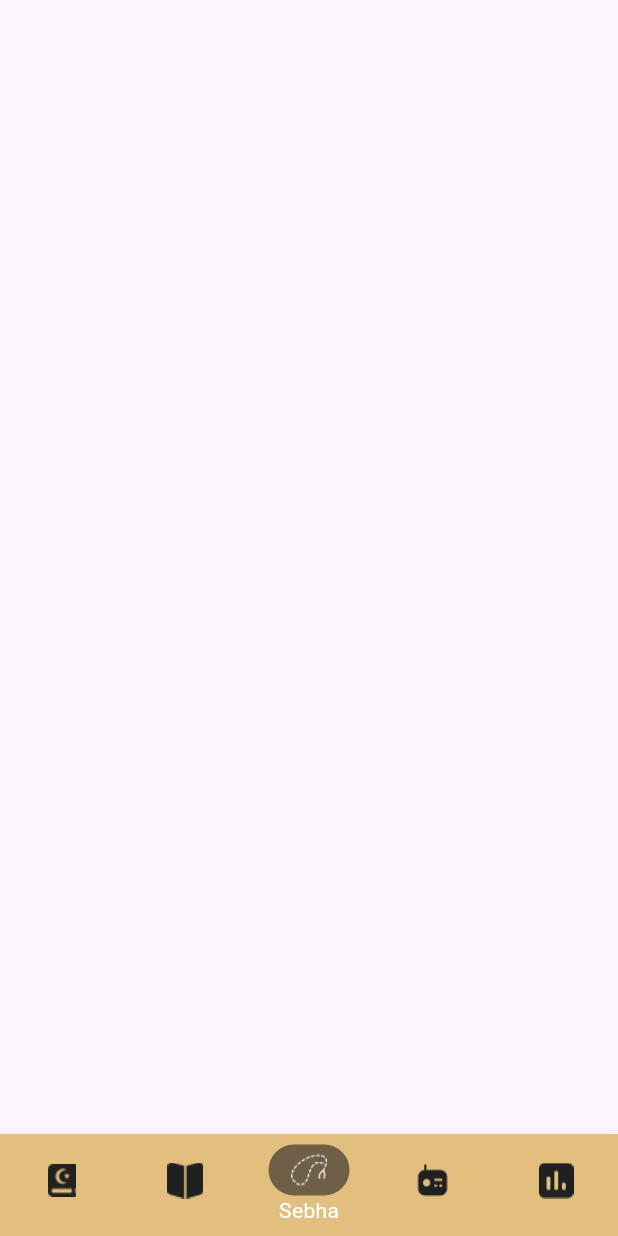
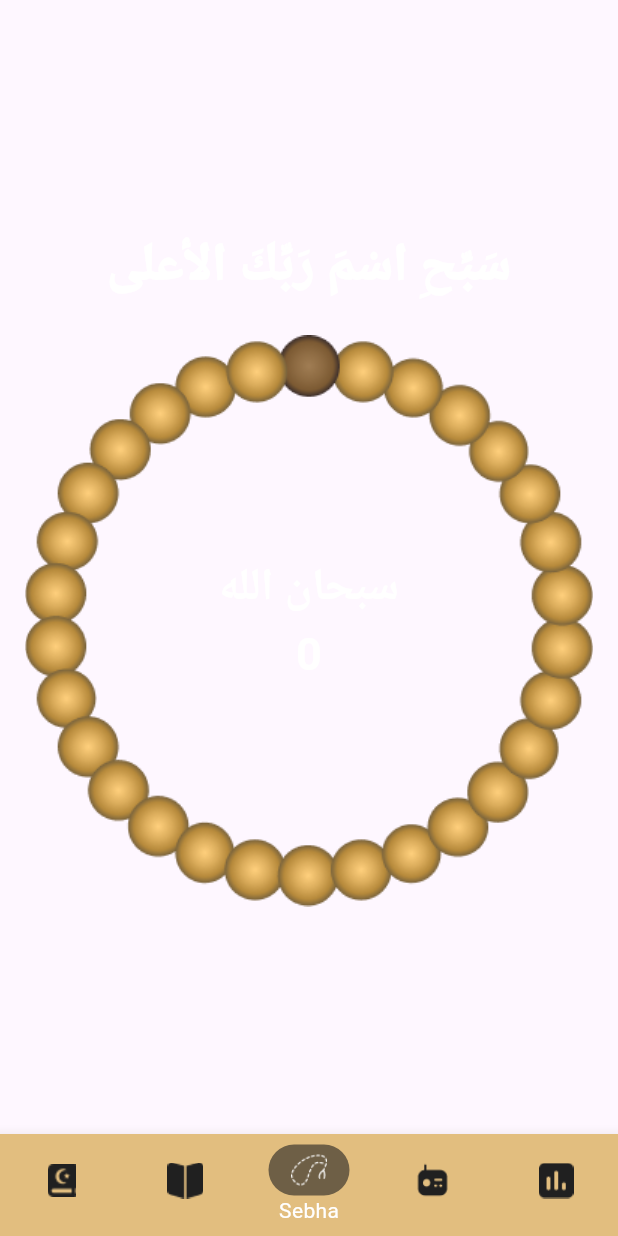
Before and after one commit to MustafaMusaa/islami_app, a Flutter app: the screen it shows after launch, item 3 of the bottom bar chosen, on a phone screen of 412 x 824 dp. Run offline on Flutter 3.47's test engine with Material 3 defaults, Android fonts, the phone set to English and light mode, and no system bars.

Commit message:
Sebha Tab Animation

```diff
--- a/lib/Sebha/sebha_tab.dart
+++ b/lib/Sebha/sebha_tab.dart
@@ -1,17 +1,103 @@
 import 'package:flutter/material.dart';
+import 'package:islami_app/color_data.dart';
 
-class SebhaTab extends StatelessWidget {
+class SebhaTab extends StatefulWidget {
   const SebhaTab({super.key});
+
+  @override
+  State<SebhaTab> createState() => _SebhaTabState();
+}
+
+class _SebhaTabState extends State<SebhaTab> {
+  int _counter = 0;
+  double turns = 0.0;
+  int index = 0;
+  List<String> azkar = [
+    'سبحان الله',
+    'الحمد لله',
+    'الله اكبر',
+  ];
 
   @override
   Widget build(BuildContext context) {
     return Container(
       decoration: BoxDecoration(
           image: DecorationImage(
-              image: AssetImage('assets/images/sebha_bg.png'),fit: BoxFit.cover)
-      ),
-      child: Scaffold(
-
+              image: AssetImage('assets/images/sebha_bg.png'),
+              fit: BoxFit.cover)),
+      child: InkWell(
+        autofocus: false,
+        hoverColor: Colors.white,
+        focusColor: Colors.white,
+        highlightColor: Colors.white,
+        splashColor: Colors.transparent,
+        onTap: () {
+          setState(() => turns += 1 / 33);
+          _counter++;
+          if (_counter == 33) {
+            _counter = 0;
+            index++;
+          }
+          ;
+          if (_counter == 33) {
+            _counter = 0;
+            index++;
+          }
+          ;
+          if (index == azkar.length) {
+            index = 0;
+          }
+          ;
+        },
+        child: Scaffold(
+          body: Column(
+            mainAxisAlignment: MainAxisAlignment.center,
+            children: [
+              Text(
+                'سَبِّحِ اسْمَ رَبِّكَ الأعلى',
+                style: TextStyle(
+                    fontSize: 35,
+                    fontWeight: FontWeight.w900,
+                    color: ColorData.white),
+              ),
+              SizedBox(height: 20,),
+              Center(
+                child: Stack(
+                  alignment: Alignment.center,
+                  children: [
+                    Column(
+                      mainAxisAlignment: MainAxisAlignment.center,
+                      children: [
+                        Text(
+                          azkar[index],
+                          style: TextStyle(
+                              color: ColorData.white,
+                              fontSize: 30,
+                              fontWeight: FontWeight.bold),
+                        ),
+                        Text(
+                          '$_counter',
+                          style: TextStyle(
+                              color: ColorData.white,
+                              fontSize: 30,
+                              fontWeight: FontWeight.bold),
+                        ),
+                      ],
+                    ),
+                    AnimatedRotation(
+                        turns: turns,
+                        duration: Duration(milliseconds: 50),
+                        child: Image.asset(
+                          'assets/images/SebhaBody.png',
+                          fit: BoxFit.fitWidth,
+                          centerSlice: Rect.zero,
+                        )),
+                  ],
+                ),
+              ),
+            ],
+          ),
+        ),
       ),
     );
   }
```
Also changed, not shown: assets/images/2.0x/SebhaBody@2x.png (added), assets/images/2.0x/sebha_body@2x.png (added), assets/images/3.0x/SebhaBody@3x.png (added), assets/images/3.0x/sebha_body@3x.png (added), assets/images/SebhaBody.png (added), assets/images/sebha_body.png (added).
